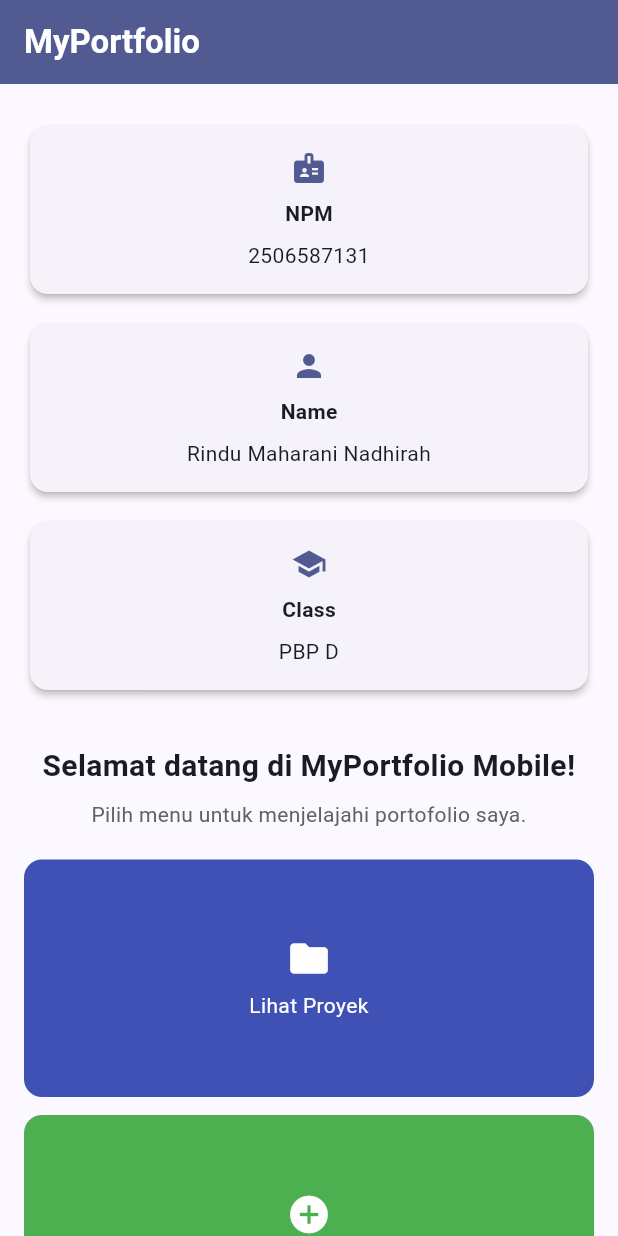
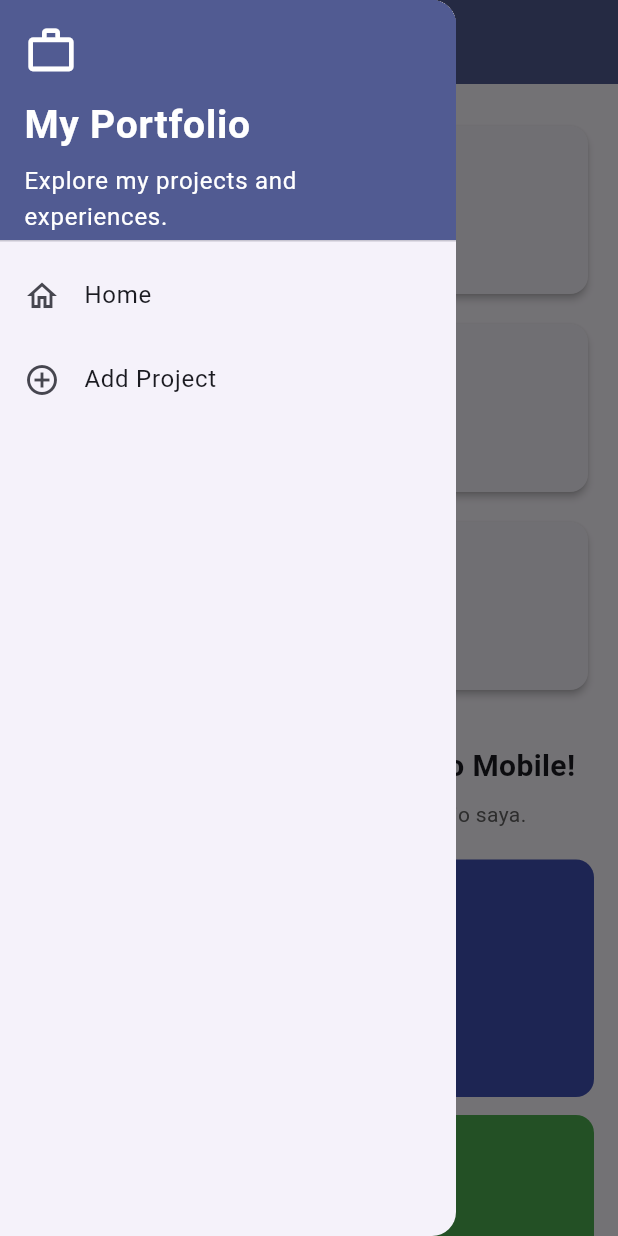
Before and after one commit to rindunadhirah/myportfolio_mobile, a Flutter app: the screen it shows after launch, with the side drawer open (before the commit the screen has no drawer), on a phone screen of 412 x 824 dp. Run offline on Flutter 3.47's test engine with Material 3 defaults, Android fonts, the phone set to English and light mode, and no system bars; our stand-ins replace material_ui.

Commit message:
feat: add drawer and screen navigation

```diff
--- a/lib/models/item_homepage.dart
+++ b/lib/models/item_homepage.dart
@@ -1,10 +1,13 @@
 import 'package:material_ui/material_ui.dart';
+
+enum PortfolioAction { viewProjects, addProject, logout }
 
 /// Stores the content and color displayed by a portfolio action card.
 class ItemHomepage {
-  const ItemHomepage(this.name, this.icon, this.color);
+  const ItemHomepage(this.name, this.icon, this.color, this.action);
 
   final String name;
   final IconData icon;
   final Color color;
+  final PortfolioAction action;
 }
--- a/lib/screens/menu.dart
+++ b/lib/screens/menu.dart
@@ -1,6 +1,7 @@
 import 'package:material_ui/material_ui.dart';
 import 'package:myportofolio_mobile/models/item_homepage.dart';
 import 'package:myportofolio_mobile/widgets/info_card.dart';
+import 'package:myportofolio_mobile/widgets/left_drawer.dart';
 import 'package:myportofolio_mobile/widgets/project_card.dart';
 
 class MyHomePage extends StatelessWidget {
@@ -11,9 +12,19 @@ class MyHomePage extends StatelessWidget {
   static const String kelas = 'PBP D';
 
   static const List<ItemHomepage> items = [
-    ItemHomepage('Lihat Proyek', Icons.folder, Colors.indigo),
-    ItemHomepage('Tambah Proyek', Icons.add_circle, Colors.green),
-    ItemHomepage('Logout', Icons.logout, Colors.red),
+    ItemHomepage(
+      'Lihat Proyek',
+      Icons.folder,
+      Colors.indigo,
+      PortfolioAction.viewProjects,
+    ),
+    ItemHomepage(
+      'Tambah Proyek',
+      Icons.add_circle,
+      Colors.green,
+      PortfolioAction.addProject,
+    ),
+    ItemHomepage('Logout', Icons.logout, Colors.red, PortfolioAction.logout),
   ];
 
   int _getColumnCount(double width) {
@@ -32,7 +43,9 @@ class MyHomePage extends StatelessWidget {
           style: TextStyle(color: Colors.white, fontWeight: FontWeight.bold),
         ),
         backgroundColor: Theme.of(context).colorScheme.primary,
+        iconTheme: const IconThemeData(color: Colors.white),
       ),
+      drawer: const LeftDrawer(),
       body: LayoutBuilder(
         builder: (context, constraints) {
           final horizontalPadding = constraints.maxWidth < 600 ? 16.0 : 32.0;
--- a/lib/screens/project_form.dart
+++ b/lib/screens/project_form.dart
@@ -1,4 +1,5 @@
 import 'package:material_ui/material_ui.dart';
+import 'package:myportofolio_mobile/widgets/left_drawer.dart';
 
 class ProjectFormPage extends StatefulWidget {
   const ProjectFormPage({super.key});
@@ -121,6 +122,7 @@ class _ProjectFormPageState extends State<ProjectFormPage> {
         backgroundColor: Theme.of(context).colorScheme.primary,
         foregroundColor: Colors.white,
       ),
+      drawer: const LeftDrawer(),
       body: Form(
         key: _formKey,
         autovalidateMode: AutovalidateMode.onUserInteraction,
--- /dev/null
+++ b/lib/widgets/left_drawer.dart
@@ -0,0 +1,66 @@
+import 'package:material_ui/material_ui.dart';
+import 'package:myportofolio_mobile/screens/menu.dart';
+import 'package:myportofolio_mobile/screens/project_form.dart';
+
+class LeftDrawer extends StatelessWidget {
+  const LeftDrawer({super.key});
+
+  @override
+  Widget build(BuildContext context) {
+    return Drawer(
+      child: ListView(
+        padding: EdgeInsets.zero,
+        children: [
+          DrawerHeader(
+            decoration: BoxDecoration(
+              color: Theme.of(context).colorScheme.primary,
+            ),
+            child: const Column(
+              crossAxisAlignment: CrossAxisAlignment.start,
+              mainAxisAlignment: MainAxisAlignment.end,
+              children: [
+                Icon(Icons.work_outline, color: Colors.white, size: 36),
+                SizedBox(height: 12),
+                Text(
+                  'My Portfolio',
+                  style: TextStyle(
+                    fontSize: 26,
+                    fontWeight: FontWeight.bold,
+                    color: Colors.white,
+                  ),
+                ),
+                SizedBox(height: 6),
+                Text(
+                  'Explore my projects and experiences.',
+                  style: TextStyle(color: Colors.white),
+                ),
+              ],
+            ),
+          ),
+          ListTile(
+            leading: const Icon(Icons.home_outlined),
+            title: const Text('Home'),
+            onTap: () {
+              Navigator.pushReplacement(
+                context,
+                MaterialPageRoute(builder: (context) => const MyHomePage()),
+              );
+            },
+          ),
+          ListTile(
+            leading: const Icon(Icons.add_circle_outline),
+            title: const Text('Add Project'),
+            onTap: () {
+              Navigator.pushReplacement(
+                context,
+                MaterialPageRoute(
+                  builder: (context) => const ProjectFormPage(),
+                ),
+              );
+            },
+          ),
+        ],
+      ),
+    );
+  }
+}
--- a/lib/widgets/project_card.dart
+++ b/lib/widgets/project_card.dart
@@ -1,5 +1,6 @@
 import 'package:material_ui/material_ui.dart';
 import 'package:myportofolio_mobile/models/item_homepage.dart';
+import 'package:myportofolio_mobile/screens/project_form.dart';
 
 /// Displays a tappable portfolio action and its feedback message.
 class ProjectCard extends StatelessWidget {
@@ -22,6 +23,13 @@ class ProjectCard extends StatelessWidget {
                 content: Text('Kamu telah menekan tombol ${item.name}!'),
               ),
             );
+
+          if (item.action == PortfolioAction.addProject) {
+            Navigator.push(
+              context,
+              MaterialPageRoute(builder: (context) => const ProjectFormPage()),
+            );
+          }
         },
         child: Padding(
           padding: const EdgeInsets.all(8),
```
